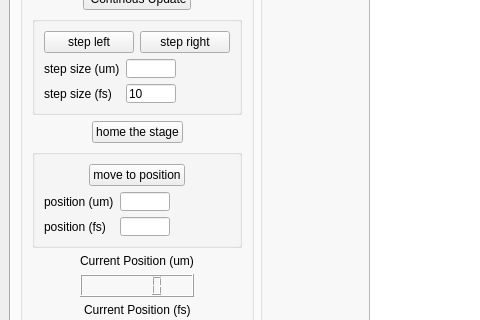
UCBoulder/frogware, file Gui_Window.ui: the form before one commit; both pictures show x 0 to 480 and y 155 to 475 of the 1025 by 625 pixel window.
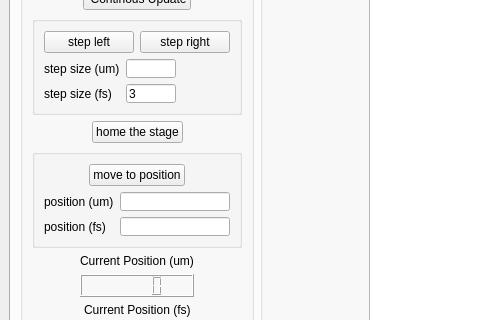
The form after the commit. Icons and pictures are not drawn. Custom widgets are drawn as their Qt base class.

Commit message: finished emulators and continuous update tab!

What changed in the file:
```diff
--- a/Gui_Window.ui
+++ b/Gui_Window.ui
@@ -143,7 +143,7 @@
                      </size>
                     </property>
                     <property name="text">
-                     <string>10</string>
+                     <string>3</string>
                     </property>
                    </widget>
                   </item>
@@ -239,14 +239,7 @@
                    </widget>
                   </item>
                   <item row="0" column="1">
-                   <widget class="QLineEdit" name="le_pos_um">
-                    <property name="maximumSize">
-                     <size>
-                      <width>50</width>
-                      <height>16777215</height>
-                     </size>
-                    </property>
-                   </widget>
+                   <widget class="QLineEdit" name="le_pos_um"/>
                   </item>
                   <item row="1" column="0">
                    <widget class="QLabel" name="label_4">
@@ -256,14 +249,7 @@
                    </widget>
                   </item>
                   <item row="1" column="1">
-                   <widget class="QLineEdit" name="le_pos_fs">
-                    <property name="maximumSize">
-                     <size>
-                      <width>50</width>
-                      <height>16777215</height>
-                     </size>
-                    </property>
-                   </widget>
+                   <widget class="QLineEdit" name="le_pos_fs"/>
                   </item>
                  </layout>
                 </item>
```
The commit also changes 4 other files.
